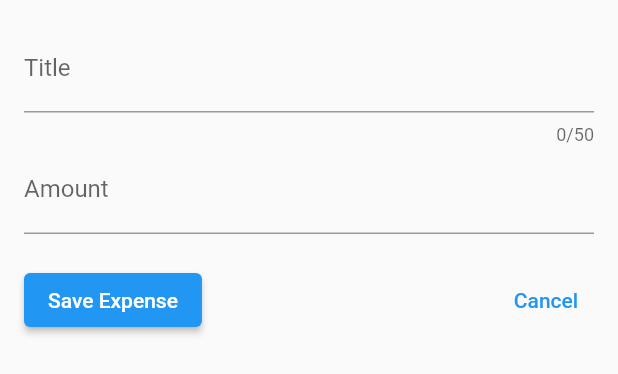
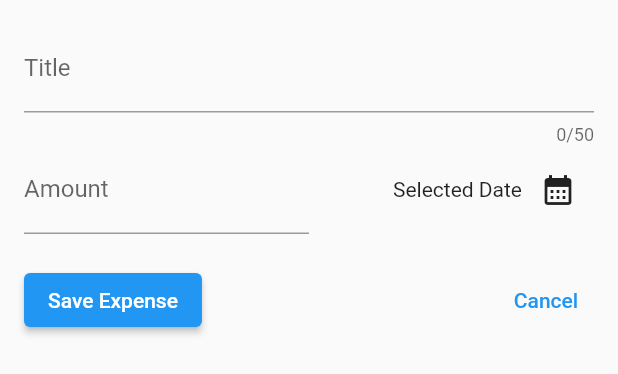
Before and after one commit to tsuna614/flutter_section5, a Flutter app: the NewExpense widget shown alone on an empty page, opened directly, on a phone screen of 412 x 824 dp. Shown: the top 374 px of the screen. Run offline on Flutter 3.47's test engine with Material 2 defaults, Android fonts, the phone set to English and light mode, and no system bars.

Commit message:
checkpoint section-5.112: added DatePicker

```diff
--- a/lib/widgets/new_expense.dart
+++ b/lib/widgets/new_expense.dart
@@ -11,6 +11,18 @@ class _NewExpenseState extends State<NewExpense> {
   final _titleController = TextEditingController();
   final _amountController = TextEditingController();
   // dung de quan ly text user input
+
+  void _presentDatePicker() {
+    final initialDate = DateTime.now();
+    final firstDate = DateTime(2000, 1, 1);
+    final lastDate =
+        DateTime(initialDate.year + 10, initialDate.month, initialDate.day);
+    showDatePicker(
+        context: context,
+        initialDate: initialDate,
+        firstDate: firstDate,
+        lastDate: lastDate);
+  }
 
   @override
   void dispose() {
@@ -31,7 +43,10 @@ class _NewExpenseState extends State<NewExpense> {
             label: Text('Title'),
           ),
         ),
-        TextField(
+        Row(
+          children: [
+            Expanded(
+              child: TextField(
                 controller: _amountController,
                 keyboardType: TextInputType.number,
                 decoration: const InputDecoration(
@@ -39,6 +54,28 @@ class _NewExpenseState extends State<NewExpense> {
                       '\$ ', // text nay se tu dong them vao khi nguoi dung click vao TextField, tuy nhien se khong duoc luu lai
                   label: Text('Amount'),
                 ),
+              ),
+            ),
+            // TextField khi duoc cho vao children cua Row phai bao trong Extended neu khong se bi loi (yea i don't get it either)
+            Expanded(
+              child: Row(
+                mainAxisAlignment: MainAxisAlignment.end,
+                // align the contents to the right
+                crossAxisAlignment: CrossAxisAlignment.center,
+                // center the contents vertically
+                children: [
+                  const SizedBox(
+                    width: 10,
+                  ),
+                  const Text('Selected Date'),
+                  IconButton(
+                    onPressed: _presentDatePicker,
+                    icon: const Icon(Icons.calendar_month),
+                  )
+                ],
+              ),
+            )
+          ],
         ),
         const SizedBox(
           height: 20,
@@ -53,7 +90,12 @@ class _NewExpenseState extends State<NewExpense> {
               child: const Text('Save Expense'),
             ),
             const Spacer(),
-            TextButton(onPressed: () {}, child: const Text('Cancel')),
+            TextButton(
+                onPressed: () {
+                  Navigator.pop(context);
+                  // close context (co nghia la close nguyen Widget build(BuildContext context))
+                },
+                child: const Text('Cancel')),
           ],
         ),
       ]),
```
Lines whose indentation alone changed are shown as unchanged.
